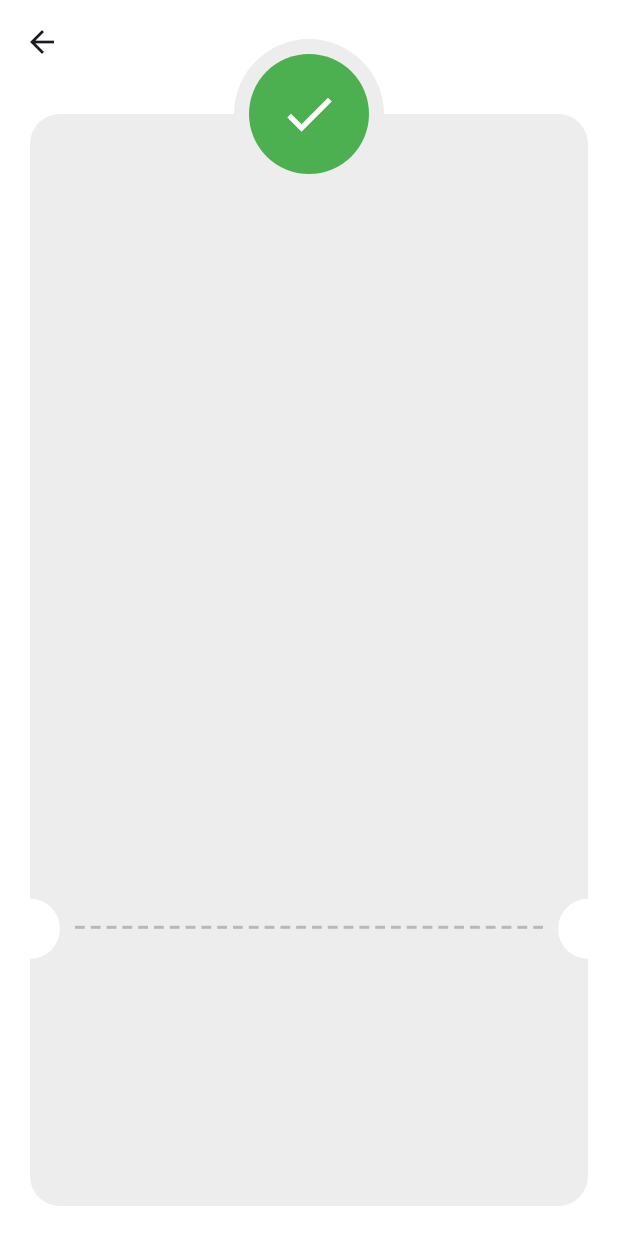
After one commit to ahmedghaly15/Payment, a Flutter app: the ThankYouView screen opened directly, on a phone screen of 412 x 824 dp. The commit adds this screen. Run offline on Flutter 3.47's test engine with Material 3 defaults, Android fonts, the phone set to English and light mode, and no system bars; our stand-ins replace flutter_credit_card, flutter_svg.

Commit message:
Build CustomThankYouContainer

```diff
--- a/lib/views/thanks_view.dart
+++ b/lib/views/thank_you_view.dart
@@ -1,14 +1,15 @@
 import 'package:flutter/material.dart';
 import 'package:payment/core/widgets/responsive_layout.dart';
+import 'package:payment/widgets/thank_you_mobile_layout.dart';
 
-class ThanksView extends StatelessWidget {
-  const ThanksView({super.key});
+class ThankYouView extends StatelessWidget {
+  const ThankYouView({super.key});
 
   @override
   Widget build(BuildContext context) {
     return Scaffold(
       body: ResponsiveLayout(
-        mobileLayout: (context) => const SizedBox(),
+        mobileLayout: (context) => const ThankYouMobileLayout(),
         tabletLayout: (context) => const SizedBox(),
         desktopLayout: (context) => const SizedBox(),
       ),
--- a/lib/widgets/cart_details_desktop_layout.dart
+++ b/lib/widgets/cart_details_desktop_layout.dart
@@ -1,5 +1,6 @@
 import 'package:flutter/material.dart';
 import 'package:payment/core/widgets/primary_button.dart';
+import 'package:payment/views/thank_you_view.dart';
 import 'package:payment/widgets/custom_credit_card.dart';
 import 'package:payment/widgets/payment_methods_sliver_list.dart';
 
@@ -66,8 +67,13 @@ class _CartDetailsDesktopLayoutState extends State<CartDetailsDesktopLayout> {
     if (_formKey.currentState!.validate()) {
       _formKey.currentState!.save();
     } else {
-      autovalidateMode = AutovalidateMode.always;
-      setState(() {});
+      Navigator.of(context).push(
+        MaterialPageRoute(
+          builder: (context) => const ThankYouView(),
+        ),
+      );
+      // autovalidateMode = AutovalidateMode.always;
+      // setState(() {});
     }
   }
 }
--- a/lib/widgets/cart_details_mobile_layout.dart
+++ b/lib/widgets/cart_details_mobile_layout.dart
@@ -1,6 +1,7 @@
 import 'package:flutter/material.dart';
 import 'package:payment/core/widgets/custom_sliver_app_bar.dart';
 import 'package:payment/core/widgets/primary_button.dart';
+import 'package:payment/views/thank_you_view.dart';
 import 'package:payment/widgets/custom_credit_card.dart';
 import 'package:payment/widgets/payment_methods_sliver_list.dart';
 
@@ -61,8 +62,14 @@ class _CartDetailsMobileLayoutState extends State<CartDetailsMobileLayout> {
     if (_formKey.currentState!.validate()) {
       _formKey.currentState!.save();
     } else {
-      autovalidateMode = AutovalidateMode.always;
-      setState(() {});
+      // autovalidateMode = AutovalidateMode.always;
+      // setState(() {});
+
+      Navigator.of(context).push(
+        MaterialPageRoute(
+          builder: (context) => const ThankYouView(),
+        ),
+      );
     }
   }
 }
--- /dev/null
+++ b/lib/widgets/custom_thank_you_container.dart
@@ -0,0 +1,81 @@
+import 'package:flutter/material.dart';
+
+class CustomThankYouContainer extends StatelessWidget {
+  const CustomThankYouContainer({super.key});
+
+  @override
+  Widget build(BuildContext context) {
+    double screenHeight = MediaQuery.of(context).size.height;
+
+    return Padding(
+      padding: const EdgeInsets.all(20),
+      child: Stack(
+        clipBehavior: Clip.none,
+        children: <Widget>[
+          Container(
+            decoration: BoxDecoration(
+              color: const Color(0xffEDEDED),
+              borderRadius: BorderRadius.circular(20),
+            ),
+          ),
+          Positioned(
+            // 20 because the default radius for CircleAvatar is 20, and we want to use the half of the CircleAvatar
+            left: -20,
+            bottom: screenHeight * 0.2,
+            child: const CircleAvatar(
+              backgroundColor: Colors.white,
+            ),
+          ),
+          Positioned(
+            // 20 because the default radius for CircleAvatar is 20, and we want to use the half of the CircleAvatar
+            right: -20,
+            bottom: screenHeight * 0.2,
+            child: const CircleAvatar(
+              backgroundColor: Colors.white,
+            ),
+          ),
+          const Positioned(
+// To make its half outside the Container
+            top: -50,
+            left: 0,
+            right: 0,
+            child: CircleAvatar(
+              backgroundColor: Color(0xffEDEDED),
+              radius: 50,
+              child: CircleAvatar(
+                radius: 40,
+                backgroundColor: Colors.green,
+                child: Icon(
+                  Icons.check,
+                  color: Colors.white,
+                  size: 40,
+                ),
+              ),
+            ),
+          ),
+          Positioned(
+            // plus 20 to make it be at the center of the white circle avatars
+            bottom: screenHeight * 0.2 + 20,
+            // added 20 because the radius of the white circle avatars is 20, so if it's just 8, the padding will not appear
+            left: 20 + 8,
+            right: 20 + 8,
+            child: Row(
+              children: List.generate(
+                30,
+                (index) => Expanded(
+                  child: Padding(
+                    padding: const EdgeInsets.symmetric(horizontal: 2),
+                    child: Container(
+                      color: const Color(0xffB8B8B8),
+                      height: 2,
+                    ),
+                  ),
+                ),
+              ),
+            ),
+          ),
+        ],
+      ),
+    );
+  }
+}
--- /dev/null
+++ b/lib/widgets/thank_you_mobile_layout.dart
@@ -0,0 +1,21 @@
+import 'package:flutter/material.dart';
+import 'package:payment/widgets/custom_thank_you_container.dart';
+
+class ThankYouMobileLayout extends StatelessWidget {
+  const ThankYouMobileLayout({super.key});
+
+  @override
+  Widget build(BuildContext context) {
+    return const CustomScrollView(
+      slivers: [
+        SliverAppBar(
+          elevation: 0,
+          backgroundColor: Colors.transparent,
+        ),
+        SliverFillRemaining(
+          child: CustomThankYouContainer(),
+        ),
+      ],
+    );
+  }
+}
```
